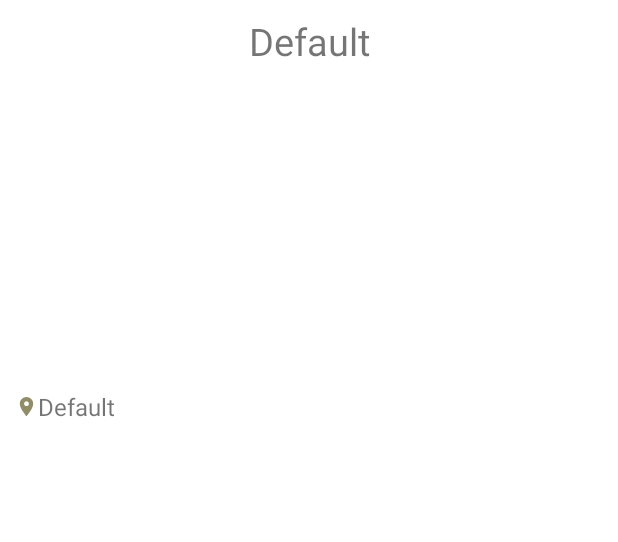
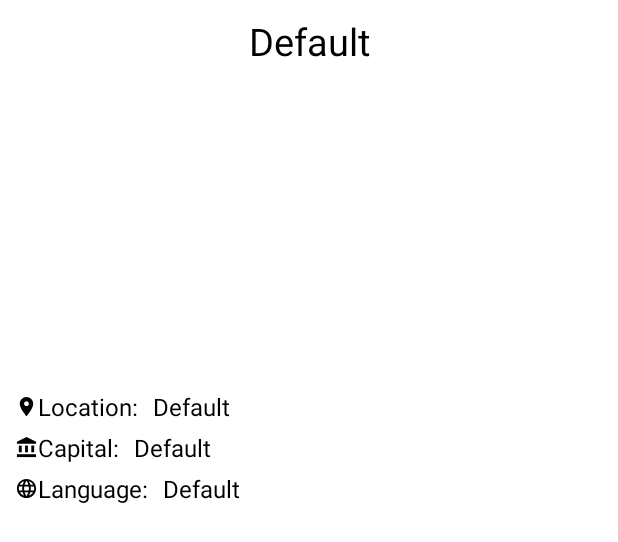
Before and after one commit to AlehKastsiukovich/Travel_Helper_It_Academy, an Android app: the layout fragment_country_description.xml on its own in the app's theme, with its tools: preview values and no code run, on a phone screen of 412 x 824 dp. Shown: the top 542 px of the screen. Run offline under Robolectric (Android 15) with nearby library versions, the phone set to English and light mode, and no system bars; network calls fail.

Commit message:
add additional description to the CountryDescription page

```diff
--- a/app/src/main/java/by/itacademy/training/travelhelper/entity/Country.kt
+++ b/app/src/main/java/by/itacademy/training/travelhelper/entity/Country.kt
@@ -12,7 +12,17 @@
     val region: String,
     val description: String,
     val imageUrl: String,
-    val descriptionImageUrl: String
+    val descriptionImageUrl: String,
+    val capital: String,
+    val language: String
 ) : Serializable {
-    constructor() : this("Default", "Default", "Default", "Default", "Default")
+    constructor() : this(
+        "Default",
+        "Default",
+        "Default",
+        "Default",
+        "Default",
+        "Default",
+        "Default"
+    )
 }
--- a/app/src/main/java/by/itacademy/training/travelhelper/view/CountryDescriptionFragment.kt
+++ b/app/src/main/java/by/itacademy/training/travelhelper/view/CountryDescriptionFragment.kt
@@ -31,6 +31,8 @@
             .into(binding.countryDescriptionImage)
         binding.countryText.text = country?.name
         binding.regionText.text = country?.region
+        binding.capitalTextView.text = country?.capital
+        binding.countryLanguageTextView.text = country?.language
         binding.countryDescriptionText.text = country?.description
     }
 
--- /dev/null
+++ b/app/src/main/res/drawable/ic_baseline_account_balance_24.xml
@@ -0,0 +1,22 @@
+<vector xmlns:android="http://schemas.android.com/apk/res/android"
+    android:width="15dp"
+    android:height="15dp"
+    android:viewportWidth="24"
+    android:viewportHeight="24"
+    android:tint="#000000">
+  <path
+      android:fillColor="@android:color/white"
+      android:pathData="M4,10h3v7h-3z"/>
+  <path
+      android:fillColor="@android:color/white"
+      android:pathData="M10.5,10h3v7h-3z"/>
+  <path
+      android:fillColor="@android:color/white"
+      android:pathData="M2,19h20v3h-20z"/>
+  <path
+      android:fillColor="@android:color/white"
+      android:pathData="M17,10h3v7h-3z"/>
+  <path
+      android:fillColor="@android:color/white"
+      android:pathData="M12,1l-10,5l0,2l20,0l0,-2z"/>
+</vector>
--- /dev/null
+++ b/app/src/main/res/drawable/ic_baseline_language_24.xml
@@ -0,0 +1,10 @@
+<vector xmlns:android="http://schemas.android.com/apk/res/android"
+    android:width="15dp"
+    android:height="15dp"
+    android:viewportWidth="24"
+    android:viewportHeight="24"
+    android:tint="#000000">
+  <path
+      android:fillColor="@android:color/white"
+      android:pathData="M11.99,2C6.47,2 2,6.48 2,12s4.47,10 9.99,10C17.52,22 22,17.52 22,12S17.52,2 11.99,2zM18.92,8h-2.95c-0.32,-1.25 -0.78,-2.45 -1.38,-3.56 1.84,0.63 3.37,1.91 4.33,3.56zM12,4.04c0.83,1.2 1.48,2.53 1.91,3.96h-3.82c0.43,-1.43 1.08,-2.76 1.91,-3.96zM4.26,14C4.1,13.36 4,12.69 4,12s0.1,-1.36 0.26,-2h3.38c-0.08,0.66 -0.14,1.32 -0.14,2 0,0.68 0.06,1.34 0.14,2L4.26,14zM5.08,16h2.95c0.32,1.25 0.78,2.45 1.38,3.56 -1.84,-0.63 -3.37,-1.9 -4.33,-3.56zM8.03,8L5.08,8c0.96,-1.66 2.49,-2.93 4.33,-3.56C8.81,5.55 8.35,6.75 8.03,8zM12,19.96c-0.83,-1.2 -1.48,-2.53 -1.91,-3.96h3.82c-0.43,1.43 -1.08,2.76 -1.91,3.96zM14.34,14L9.66,14c-0.09,-0.66 -0.16,-1.32 -0.16,-2 0,-0.68 0.07,-1.35 0.16,-2h4.68c0.09,0.65 0.16,1.32 0.16,2 0,0.68 -0.07,1.34 -0.16,2zM14.59,19.56c0.6,-1.11 1.06,-2.31 1.38,-3.56h2.95c-0.96,1.65 -2.49,2.93 -4.33,3.56zM16.36,14c0.08,-0.66 0.14,-1.32 0.14,-2 0,-0.68 -0.06,-1.34 -0.14,-2h3.38c0.16,0.64 0.26,1.31 0.26,2s-0.1,1.36 -0.26,2h-3.38z"/>
+</vector>
--- a/app/src/main/res/drawable/ic_baseline_location_on_24.xml
+++ b/app/src/main/res/drawable/ic_baseline_location_on_24.xml
@@ -1,7 +1,7 @@
 <vector xmlns:android="http://schemas.android.com/apk/res/android"
     android:width="15dp"
     android:height="15dp"
-    android:tint="#908D68"
+    android:tint="#000000"
     android:viewportWidth="24"
     android:viewportHeight="24">
     <path
--- a/app/src/main/res/layout/fragment_country_description.xml
+++ b/app/src/main/res/layout/fragment_country_description.xml
@@ -27,15 +27,70 @@
         app:layout_constraintTop_toBottomOf="@+id/countryText" />
 
     <TextView
+        android:id="@+id/regionTitleTextView"
+        android:layout_width="wrap_content"
+        android:layout_height="wrap_content"
+        android:layout_marginTop="5dp"
+        android:text="@string/location"
+        android:textSize="16sp"
+        app:drawableStartCompat="@drawable/ic_baseline_location_on_24"
+        app:layout_constraintLeft_toLeftOf="parent"
+        app:layout_constraintTop_toBottomOf="@+id/countryDescriptionImage" />
+
+    <TextView
         android:id="@+id/regionText"
         android:layout_width="wrap_content"
         android:layout_height="wrap_content"
         android:layout_marginTop="5dp"
+        android:layout_marginStart="10dp"
         android:text="@string/default_txt"
         android:textSize="16sp"
-        app:drawableStartCompat="@drawable/ic_baseline_location_on_24"
+        app:layout_constraintLeft_toRightOf="@+id/regionTitleTextView"
+        app:layout_constraintTop_toBottomOf="@+id/countryDescriptionImage" />
+
+    <TextView
+        android:id="@+id/capitalTitleTextView"
+        android:layout_width="wrap_content"
+        android:layout_height="wrap_content"
+        android:layout_marginTop="5dp"
+        android:text="@string/capital"
+        android:textSize="16sp"
+        app:drawableStartCompat="@drawable/ic_baseline_account_balance_24"
         app:layout_constraintLeft_toLeftOf="parent"
-        app:layout_constraintTop_toBottomOf="@+id/countryDescriptionImage" />
+        app:layout_constraintTop_toBottomOf="@+id/regionText" />
+
+    <TextView
+        android:id="@+id/capitalTextView"
+        android:layout_width="wrap_content"
+        android:layout_height="wrap_content"
+        android:text="@string/default_txt"
+        android:layout_marginStart="10dp"
+        android:textSize="16sp"
+        app:layout_constraintBottom_toBottomOf="@+id/capitalTitleTextView"
+        app:layout_constraintLeft_toRightOf="@+id/capitalTitleTextView"
+        app:layout_constraintTop_toTopOf="@+id/capitalTitleTextView" />
+
+    <TextView
+        android:id="@+id/countryLanguageTitleTextView"
+        android:layout_width="wrap_content"
+        android:layout_height="wrap_content"
+        android:layout_marginTop="5dp"
+        android:text="@string/language"
+        android:textSize="16sp"
+        app:drawableStartCompat="@drawable/ic_baseline_language_24"
+        app:layout_constraintLeft_toLeftOf="parent"
+        app:layout_constraintTop_toBottomOf="@+id/capitalTitleTextView" />
+
+    <TextView
+        android:id="@+id/countryLanguageTextView"
+        android:layout_width="wrap_content"
+        android:layout_height="wrap_content"
+        android:text="@string/default_txt"
+        android:textSize="16sp"
+        android:layout_marginStart="10dp"
+        app:layout_constraintBottom_toBottomOf="@+id/countryLanguageTitleTextView"
+        app:layout_constraintLeft_toRightOf="@+id/countryLanguageTitleTextView"
+        app:layout_constraintTop_toTopOf="@+id/countryLanguageTitleTextView" />
 
     <TextView
         android:id="@+id/countryDescriptionText"
@@ -43,5 +98,7 @@
         android:layout_height="wrap_content"
         android:layout_marginTop="10dp"
         android:textSize="18sp"
-        app:layout_constraintTop_toBottomOf="@+id/regionText" />
+        app:layout_constraintEnd_toEndOf="parent"
+        app:layout_constraintStart_toStartOf="parent"
+        app:layout_constraintTop_toBottomOf="@+id/countryLanguageTitleTextView" />
 </androidx.constraintlayout.widget.ConstraintLayout>
--- a/app/src/main/res/layout/item_country.xml
+++ b/app/src/main/res/layout/item_country.xml
@@ -7,7 +7,6 @@
     android:layout_marginHorizontal="8dp"
     android:layout_marginBottom="8dp"
     android:elevation="10dp"
-    app:cardCornerRadius="8dp"
     app:layout_constraintTop_toTopOf="parent">
 
     <LinearLayout
@@ -18,10 +17,10 @@
         <ImageView
             android:id="@+id/countryImageView"
             android:layout_width="match_parent"
-            android:layout_height="wrap_content"
-            android:padding="5dp"
+            android:layout_height="130dp"
+            android:layout_marginTop="5dp"
             android:scaleType="fitXY"
-            android:src="@drawable/ic_launcher_background" />
+            android:src="@drawable/ic_launcher_foreground" />
 
         <TextView
             android:id="@+id/countryName"
@@ -29,7 +28,7 @@
             android:layout_height="wrap_content"
             android:layout_marginStart="5dp"
             android:text="@string/country_example"
-            android:textSize="18sp" />
+            android:textSize="17sp" />
 
         <TextView
             android:id="@+id/countryLocation"
--- a/app/src/main/res/values/strings.xml
+++ b/app/src/main/res/values/strings.xml
@@ -14,4 +14,7 @@
     <string name="travel_helper">Travel Helper</string>
     <string name="additional_information">Additional Information</string>
     <string name="country_info">Country Info</string>
+    <string name="capital">Capital:</string>
+    <string name="language">Language:</string>
+    <string name="location">Location:</string>
 </resources>
--- a/app/src/main/res/values/themes.xml
+++ b/app/src/main/res/values/themes.xml
@@ -11,6 +11,7 @@
         <item name="colorOnSecondary">@color/white</item>
         <!-- Status bar color. -->
         <item name="android:statusBarColor">@color/black</item>
+        <item name="android:textColor">@color/black</item>
         <!-- Customize your theme here. -->
     </style>
     <style name="AppToolbar">
```
